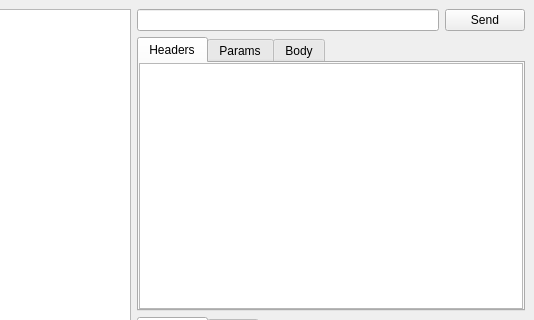
Qt form mainwindow.ui (jesusha123/comet) before a commit; both pictures show x 266 to 800 and y 0 to 320 of the 800 by 600 pixel window.
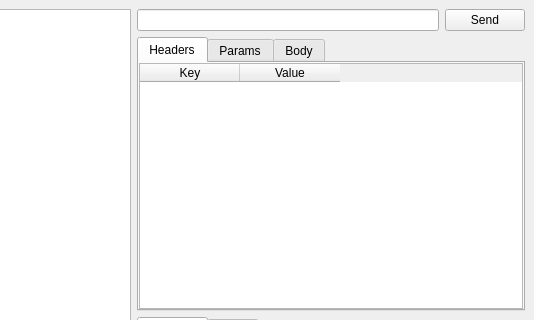
The same form after that commit.

Commit message: Request headers table notrigger and column names

Diff of the .ui file:
```diff
--- a/mainwindow.ui
+++ b/mainwindow.ui
@@ -53,6 +53,16 @@
          <attribute name="title">
           <string>Headers</string>
          </attribute>
+         <column>
+          <property name="text">
+           <string>Key</string>
+          </property>
+         </column>
+         <column>
+          <property name="text">
+           <string>Value</string>
+          </property>
+         </column>
         </widget>
         <widget class="QWidget" name="paramsTab">
          <attribute name="title">
```
Left out of the diff: 3 changed lines with no effect on the pictures.
